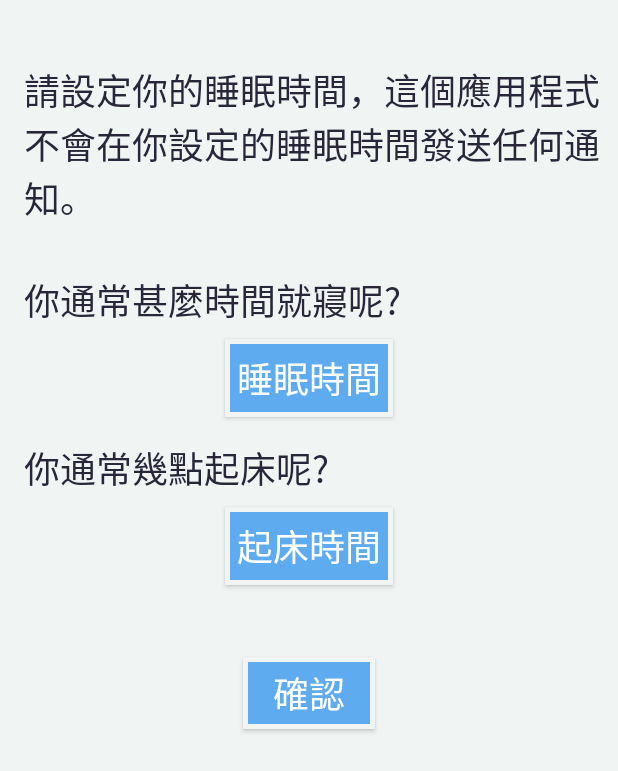
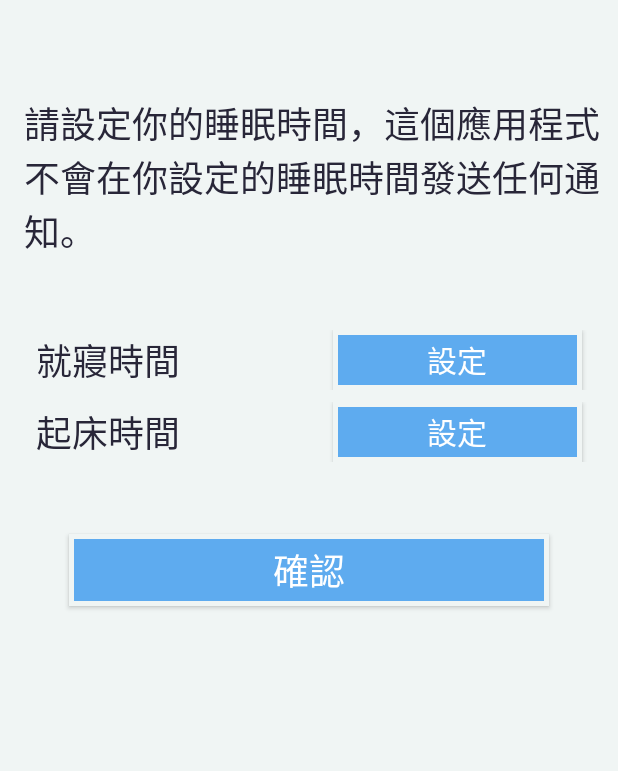
Before and after one commit to NCTUMUILab/Minuku2_ohio_Taiwan, an Android app: the Sleepingohio screen opened directly, with no data from a screen before it, on a phone screen of 412 x 824 dp. Shown: the top 771 px of the screen. Run offline under Robolectric (Android 15) with nearby library versions, the phone set to English and light mode, and no system bars.

Commit message:
layout complete

```diff
--- /dev/null
+++ b/app/src/main/java/edu/ohio/minuku_2/service/ServerTest.java
@@ -0,0 +1,4 @@
+package edu.ohio.minuku_2.service;
+
+public class ServerTest {
+}
--- a/app/src/main/res/layout/homepage_complete.xml
+++ b/app/src/main/res/layout/homepage_complete.xml
@@ -98,11 +98,11 @@
                 android:layout_marginLeft="26dp"
                 android:layout_marginRight="26dp"
                 android:layout_weight="1"
-                android:background="@drawable/button_style"
+                android:background="@color/main_brand_color"
                 android:paddingBottom="8dp"
                 android:paddingTop="8dp"
                 android:text=""
-                android:textColor="@color/text_color_dark"
+                android:textColor="@color/light_shades"
                 />
         </LinearLayout>
 
--- a/app/src/main/res/layout/settingsleeptimepage.xml
+++ b/app/src/main/res/layout/settingsleeptimepage.xml
@@ -2,80 +2,105 @@
 <LinearLayout xmlns:android="http://schemas.android.com/apk/res/android"
     android:orientation="vertical" android:layout_width="match_parent"
     android:layout_height="match_parent"
-    android:weightSum="1"
+    android:weightSum="13"
     android:background="@color/theme_background_color">
 
     <TextView
         android:id="@+id/description"
         android:layout_width="match_parent"
         android:layout_height="wrap_content"
-        android:paddingLeft="16dp"
-        android:paddingTop="42dp"
+        android:layout_marginLeft="16dp"
+        android:layout_marginRight="8dp"
+        android:layout_marginTop="64dp"
         android:textColor="@color/text_color_light"
         android:text="請設定你的睡眠時間，這個應用程式不會在你設定的睡眠時間發送任何通知。"
         android:textSize="24sp" />
+    <Space
+        android:layout_width="match_parent"
+        android:layout_height="48dp" />
+    <LinearLayout
+        android:id="@+id/layout_sleeptime"
+        android:layout_width="match_parent"
+        android:layout_height="wrap_content"
+        android:orientation="horizontal"
+        android:layout_centerHorizontal="true"
+        android:layout_below="@id/description">
+
+        <TextView
+            android:id="@+id/Start_time"
+            android:layout_width="wrap_content"
+            android:layout_height="match_parent"
+            android:layout_gravity="center_horizontal"
+            android:layout_weight="1"
+            android:layout_marginLeft="24dp"
+            android:gravity="center_vertical|left"
+            android:text="就寢時間"
+            android:textColor="@color/text_color_light"
+            android:textSize="24dp" />
+
+        <Button
+            android:id="@+id/sleepStarttime"
+            android:layout_width="64dp"
+            android:layout_height="40dp"
+            android:layout_gravity="right"
+            android:layout_weight="1"
+            android:background="@drawable/button_style"
+            android:textColor="@color/button_text_color"
+            android:text="設定"
+            android:gravity="center"
+            android:layout_marginRight="24dp"
+            android:textSize="20dp" />
+    </LinearLayout>
+    <Space
+        android:layout_width="match_parent"
+        android:layout_height="8dp" />
+    <LinearLayout
+    android:id="@+id/layout_waketime"
+    android:layout_width="match_parent"
+    android:layout_height="wrap_content"
+    android:orientation="horizontal"
+    android:layout_centerHorizontal="true"
+    android:layout_below="@id/description">
+
+    <TextView
+        android:id="@+id/End_time"
+        android:layout_width="wrap_content"
+        android:layout_height="match_parent"
+        android:layout_gravity="center_horizontal"
+        android:layout_weight="1"
+        android:layout_marginLeft="24dp"
+        android:gravity="center_vertical|left"
+        android:text="起床時間"
+        android:textColor="@color/text_color_light"
+        android:textSize="24dp" />
+
+    <Button
+        android:id="@+id/sleepEndtime"
+        android:layout_width="64dp"
+        android:layout_height="40dp"
+        android:layout_gravity="right"
+        android:layout_weight="1"
+        android:background="@drawable/button_style"
+        android:textColor="@color/button_text_color"
+        android:text="設定"
+        android:gravity="center"
+        android:layout_marginRight="24dp"
+        android:textSize="20dp" />
+</LinearLayout>
+
 
     <Space
         android:layout_width="match_parent"
         android:layout_height="16dp" />
 
-    <TextView
-        android:text="你通常甚麼時間就寢呢?"
-        android:layout_width="match_parent"
-        android:layout_height="wrap_content"
-        android:id="@+id/Start_time"
-        android:textColor="@color/text_color_light"
-        android:paddingLeft="16dp"
-        android:textSize="24sp"
-        android:paddingTop="16dp" />
-    <Space
-        android:layout_width="match_parent"
-        android:layout_height="8dp" />
-    <Button
-        android:id="@+id/sleepStarttime"
-        android:layout_width="wrap_content"
-        android:layout_height="wrap_content"
-        android:layout_gravity="center_horizontal|center"
-        android:gravity="center"
-        android:background="@drawable/button_style"
-        android:textColor="@color/button_text_color"
-        android:text="睡眠時間"
-        android:padding="8dp"
-        android:textSize="24sp" />
 
     <Space
         android:layout_width="match_parent"
-        android:layout_height="16dp" />
-
-    <TextView
-        android:text="你通常幾點起床呢?"
-        android:layout_width="match_parent"
-        android:layout_height="wrap_content"
-        android:textColor="@color/text_color_light"
-        android:id="@+id/End_time"
-        android:paddingLeft="16dp"
-        android:textSize="24sp" />
-    <Space
-        android:layout_width="match_parent"
-        android:layout_height="8dp" />
-    <Button
-        android:id="@+id/sleepEndtime"
-        android:layout_width="wrap_content"
-        android:layout_height="wrap_content"
-        android:background="@drawable/button_style"
-        android:textColor="@color/button_text_color"
-        android:layout_gravity="center_horizontal|center"
-        android:text="起床時間"
-        android:padding="8dp"
-        android:textSize="24sp" />
-
-    <Space
-        android:layout_width="match_parent"
-        android:layout_height="48dp" />
+        android:layout_height="32dp" />
 
     <Button
         android:id="@+id/confirm"
-        android:layout_width="wrap_content"
+        android:layout_width="320dp"
         android:layout_height="wrap_content"
         android:background="@drawable/button_style"
         android:textColor="@color/button_text_color"
```
Also changed, not shown: app/src/main/res/layout/homepage.xml (+41 -39 lines).
